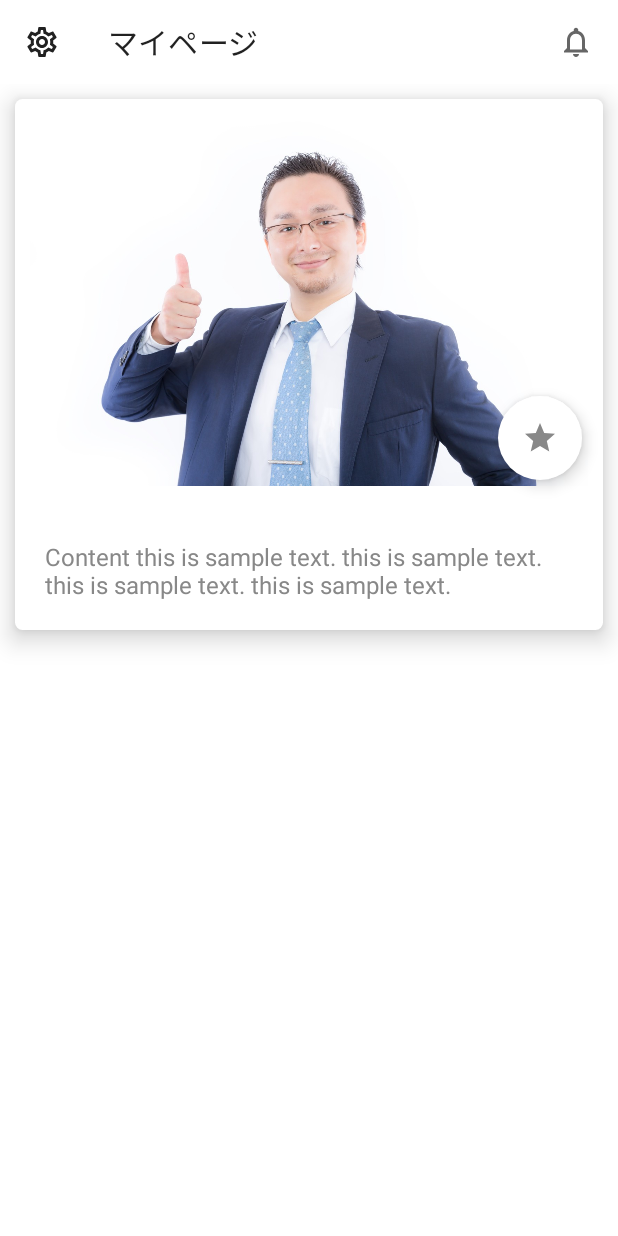
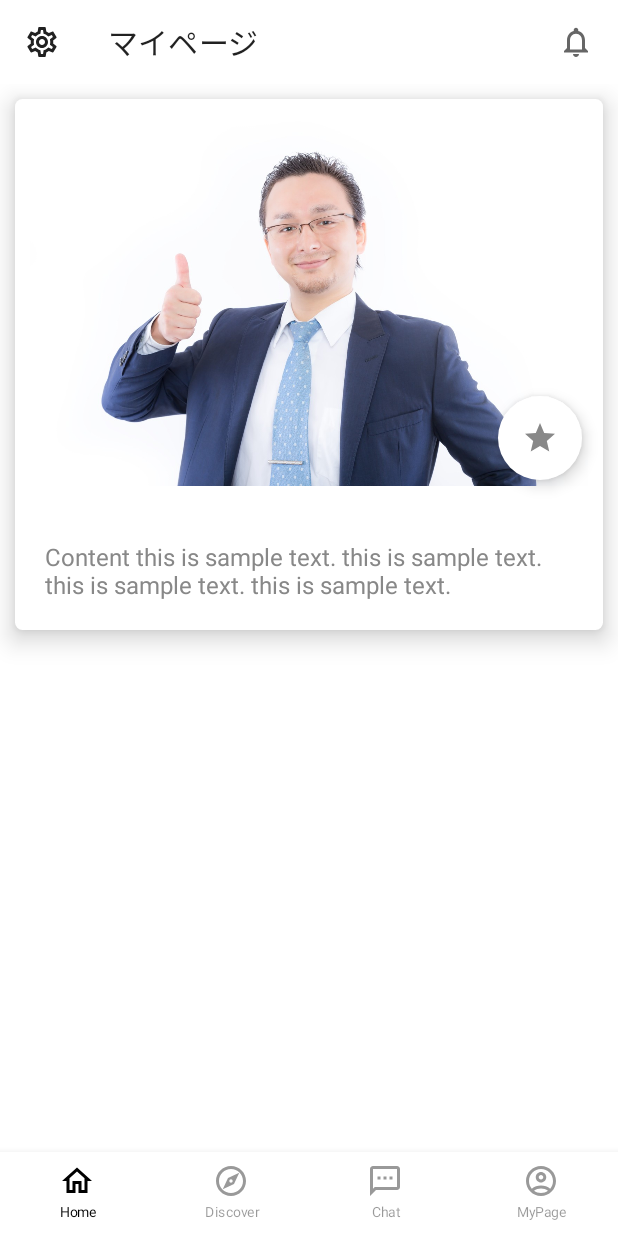
Before and after one commit to takasshii/matching-like-ui, an Android app built with Jetpack Compose: the screen it shows after launch (MainActivity), on a phone screen of 412 x 824 dp. Run offline under Robolectric (Android 15) with nearby library versions, the phone set to English and light mode, and no system bars.

Commit message:
[add] bottomNavでの画面遷移を追加

```diff
--- a/app/src/main/java/com/example/matchinglikeui/MainActivity.kt
+++ b/app/src/main/java/com/example/matchinglikeui/MainActivity.kt
@@ -3,23 +3,25 @@ package com.example.matchinglikeui
 import android.os.Bundle
 import androidx.activity.ComponentActivity
 import androidx.activity.compose.setContent
-import androidx.compose.foundation.background
 import androidx.compose.foundation.layout.*
-import androidx.compose.foundation.shape.RoundedCornerShape
 import androidx.compose.material.*
-import androidx.compose.material.SnackbarDefaults.backgroundColor
 import androidx.compose.material.icons.Icons
-import androidx.compose.material.icons.outlined.Call
 import androidx.compose.material.icons.outlined.Notifications
 import androidx.compose.material.icons.outlined.Settings
 import androidx.compose.runtime.Composable
+import androidx.compose.runtime.getValue
 import androidx.compose.ui.Modifier
-import androidx.compose.ui.draw.clip
-import androidx.compose.ui.graphics.Brush
 import androidx.compose.ui.graphics.Color
+import androidx.compose.ui.res.painterResource
 import androidx.compose.ui.tooling.preview.Preview
 import androidx.compose.ui.unit.dp
-import com.example.matchinglikeui.ui.discover.DiscoverScreen
+import androidx.compose.ui.unit.sp
+import androidx.navigation.NavController
+import androidx.navigation.NavDestination.Companion.hierarchy
+import androidx.navigation.compose.currentBackStackEntryAsState
+import androidx.navigation.compose.rememberNavController
+import com.example.matchinglikeui.navigation.BottomNavItem
+import com.example.matchinglikeui.navigation.NavigationGraph
 import com.example.matchinglikeui.ui.theme.MatchingLikeUITheme
 
 class MainActivity : ComponentActivity() {
@@ -42,11 +44,12 @@ class MainActivity : ComponentActivity() {
 @Preview
 @Composable
 fun HomeScreen() {
+    val navController = rememberNavController()
     Scaffold(
         topBar = { TopAppBarScreen() },
-        bottomBar = {BottomNavigationBar()}
-    ) {
-        DiscoverScreen()
+        bottomBar = { BottomNavigationBar(navController = navController) }
+    ) { innerPadding ->
+        NavigationGraph(navController = navController, modifier = Modifier.padding(innerPadding))
     }
 }
 
@@ -74,6 +77,51 @@ fun TopAppBarScreen() {
 }
 
 @Composable
-fun BottomNavigationBar() {
+fun BottomNavigationBar(navController: NavController) {
+    val items = listOf(
+        BottomNavItem.Home,
+        BottomNavItem.Discover,
+        BottomNavItem.Chat,
+        BottomNavItem.MyPage,
+    )
+    BottomNavigation(
+        backgroundColor = MaterialTheme.colors.background,
+        contentColor = Color.Black
+    ) {
+        //navの状態を取得できる
+        val navBackStackEntry by navController.currentBackStackEntryAsState()
+        val currentDestination = navBackStackEntry?.destination
 
+        items.forEach { item ->
+            BottomNavigationItem(
+                icon = {
+                    Icon(
+                        painter = painterResource(id = item.icon),
+                        contentDescription = item.title
+                    )
+                },
+                selected = currentDestination?.hierarchy?.any { it.route == item.screen_route } == true,
+                label = {
+                    Text(
+                        text = item.title,
+                        fontSize = 9.sp
+                    )
+                },
+                selectedContentColor = Color.Black,
+                unselectedContentColor = Color.Black.copy(0.4f),
+                alwaysShowLabel = true,
+                onClick = {
+                    navController.navigate(item.screen_route) {
+                        navController.graph.startDestinationRoute?.let { screen_route ->
+                            popUpTo(screen_route) {
+                                saveState = true
+                            }
+                        }
+                        launchSingleTop = true
+                        restoreState = true
+                    }
+                }
+            )
+        }
+    }
 }
--- a/app/src/main/java/com/example/matchinglikeui/domain/BottomNavItem.kt
+++ b/app/src/main/java/com/example/matchinglikeui/navigation/BottomNavItem.kt
@@ -1,11 +1,11 @@
-package com.example.matchinglikeui.domain
+package com.example.matchinglikeui.navigation
 
 import com.example.matchinglikeui.R
 
 
-sealed class BottomNavItem(val title:String, var Icon:Int, val screen_route: String) {
+sealed class BottomNavItem(val title:String, var icon:Int, val screen_route: String) {
     object Home: BottomNavItem("Home", R.drawable.ic_outline_home_24, "home")
     object Discover: BottomNavItem("Discover", R.drawable.ic_outline_explore_24, "Discover")
-    object Chatting: BottomNavItem("Chatting", R.drawable.ic_outline_sms_24, "Chatting")
+    object Chat: BottomNavItem("Chat", R.drawable.ic_outline_sms_24, "Chat")
     object MyPage: BottomNavItem("MyPage", R.drawable.ic_outline_account_circle_24, "MyPage")
 }
--- /dev/null
+++ b/app/src/main/java/com/example/matchinglikeui/navigation/NavigationGraph.kt
@@ -0,0 +1,27 @@
+package com.example.matchinglikeui.navigation
+
+import androidx.compose.runtime.Composable
+import androidx.compose.ui.Modifier
+import androidx.navigation.NavHostController
+import com.example.matchinglikeui.ui.discover.DiscoverScreen
+import androidx.navigation.compose.NavHost
+import androidx.navigation.compose.composable
+
+
+@Composable
+fun NavigationGraph(navController: NavHostController, modifier: Modifier = Modifier) {
+    NavHost(navController, startDestination = BottomNavItem.Home.screen_route, modifier = modifier) {
+        composable(BottomNavItem.Home.screen_route) {
+            DiscoverScreen()
+        }
+        composable(BottomNavItem.Discover.screen_route) {
+            DiscoverScreen()
+        }
+        composable(BottomNavItem.Chat.screen_route) {
+            DiscoverScreen()
+        }
+        composable(BottomNavItem.MyPage.screen_route) {
+            DiscoverScreen()
+        }
+    }
+}
--- a/build.gradle
+++ b/build.gradle
@@ -6,7 +6,7 @@ buildscript {
 plugins {
     id 'com.android.application' version '7.2.0' apply false
     id 'com.android.library' version '7.2.0' apply false
-    id 'org.jetbrains.kotlin.android' version '1.5.31' apply false
+    id 'org.jetbrains.kotlin.android' version '1.6.21' apply false
 }
 
 task clean(type: Delete) {
```
